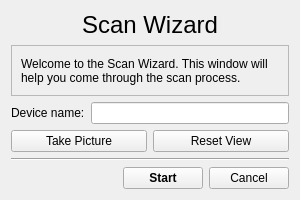
Old version of the form scanwizard.ui in the repository erespebrn/Near_Field_Scanner_GUI.
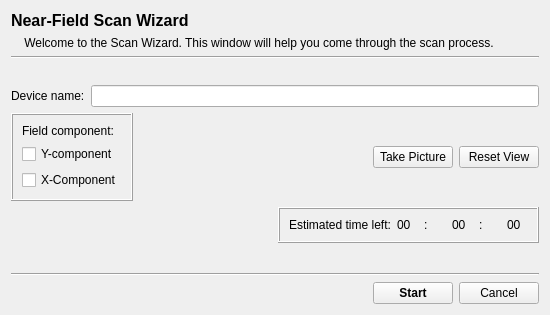
New version of the form.

```diff
--- a/scanwizard.ui
+++ b/scanwizard.ui
@@ -6,127 +6,202 @@
    <rect>
     <x>0</x>
     <y>0</y>
-    <width>300</width>
-    <height>200</height>
+    <width>550</width>
+    <height>315</height>
    </rect>
   </property>
   <property name="sizePolicy">
-   <sizepolicy hsizetype="Expanding" vsizetype="Expanding">
-    <horstretch>200</horstretch>
-    <verstretch>200</verstretch>
+   <sizepolicy hsizetype="Preferred" vsizetype="Preferred">
+    <horstretch>0</horstretch>
+    <verstretch>0</verstretch>
    </sizepolicy>
   </property>
   <property name="minimumSize">
    <size>
-    <width>300</width>
-    <height>200</height>
+    <width>0</width>
+    <height>0</height>
    </size>
   </property>
   <property name="maximumSize">
    <size>
-    <width>300</width>
-    <height>500</height>
+    <width>5000</width>
+    <height>5000</height>
    </size>
   </property>
   <property name="windowTitle">
    <string>Form</string>
   </property>
-  <layout class="QVBoxLayout" name="verticalLayout_2">
-   <item>
-    <widget class="QLabel" name="label">
-     <property name="font">
-      <font>
-       <pointsize>18</pointsize>
-      </font>
+  <layout class="QGridLayout" name="gridLayout_3">
+   <item row="3" column="0" colspan="2">
+    <widget class="QLabel" name="info_label">
+     <property name="sizePolicy">
+      <sizepolicy hsizetype="Preferred" vsizetype="Preferred">
+       <horstretch>0</horstretch>
+       <verstretch>0</verstretch>
+      </sizepolicy>
      </property>
      <property name="text">
-      <string>Scan Wizard</string>
+      <string/>
+     </property>
+     <property name="textFormat">
+      <enum>Qt::AutoText</enum>
+     </property>
+     <property name="scaledContents">
+      <bool>false</bool>
      </property>
      <property name="alignment">
-      <set>Qt::AlignCenter</set>
+      <set>Qt::AlignJustify|Qt::AlignVCenter</set>
      </property>
-    </widget>
-   </item>
-   <item>
-    <widget class="QScrollArea" name="scrollArea">
-     <property name="widgetResizable">
+     <property name="wordWrap">
       <bool>true</bool>
      </property>
-     <widget class="QWidget" name="scrollAreaWidgetContents">
-      <property name="geometry">
-       <rect>
-        <x>0</x>
-        <y>0</y>
-        <width>280</width>
-        <height>48</height>
-       </rect>
-      </property>
-      <layout class="QVBoxLayout" name="verticalLayout_3">
-       <item>
-        <widget class="QLabel" name="label_2">
+    </widget>
+   </item>
+   <item row="5" column="1">
+    <widget class="QFrame" name="time_frame">
+     <property name="frameShape">
+      <enum>QFrame::Box</enum>
+     </property>
+     <property name="frameShadow">
+      <enum>QFrame::Raised</enum>
+     </property>
+     <layout class="QHBoxLayout" name="horizontalLayout_2">
+      <item>
+       <widget class="QLabel" name="label_7">
+        <property name="text">
+         <string>Estimated time left:</string>
+        </property>
+       </widget>
+      </item>
+      <item>
+       <widget class="QLabel" name="hours">
+        <property name="text">
+         <string>00</string>
+        </property>
+       </widget>
+      </item>
+      <item>
+       <widget class="QLabel" name="label_5">
+        <property name="text">
+         <string>:</string>
+        </property>
+       </widget>
+      </item>
+      <item>
+       <widget class="QLabel" name="minutes">
+        <property name="text">
+         <string>00</string>
+        </property>
+       </widget>
+      </item>
+      <item>
+       <widget class="QLabel" name="label_3">
+        <property name="text">
+         <string>:</string>
+        </property>
+       </widget>
+      </item>
+      <item>
+       <widget class="QLabel" name="seconds">
+        <property name="text">
+         <string>00</string>
+        </property>
+       </widget>
+      </item>
+     </layout>
+    </widget>
+   </item>
+   <item row="4" column="0" colspan="2">
+    <layout class="QGridLayout" name="gridLayout_4">
+     <item row="1" column="0">
+      <layout class="QGridLayout" name="gridLayout_2">
+       <item row="1" column="0">
+        <widget class="QLabel" name="dut_label">
          <property name="text">
-          <string>Welcome to the Scan Wizard. This window will help you come through the scan process.</string>
-         </property>
-         <property name="wordWrap">
-          <bool>true</bool>
+          <string>Device name:</string>
          </property>
         </widget>
        </item>
+       <item row="2" column="0" colspan="2">
+        <layout class="QHBoxLayout" name="horizontalLayout">
+         <item>
+          <widget class="QFrame" name="comp_frame">
+           <property name="frameShape">
+            <enum>QFrame::Box</enum>
+           </property>
+           <property name="frameShadow">
+            <enum>QFrame::Raised</enum>
+           </property>
+           <layout class="QVBoxLayout" name="verticalLayout">
+            <item>
+             <widget class="QLabel" name="field_comp_label">
+              <property name="text">
+               <string>Field component:</string>
+              </property>
+             </widget>
+            </item>
+            <item>
+             <widget class="QCheckBox" name="y_comp_checkbox">
+              <property name="text">
+               <string>Y-component</string>
+              </property>
+             </widget>
+            </item>
+            <item>
+             <widget class="QCheckBox" name="x_comp_checkbox">
+              <property name="text">
+               <string>X-Component</string>
+              </property>
+             </widget>
+            </item>
+           </layout>
+          </widget>
+         </item>
+         <item>
+          <spacer name="horizontalSpacer_2">
+           <property name="orientation">
+            <enum>Qt::Horizontal</enum>
+           </property>
+           <property name="sizeHint" stdset="0">
+            <size>
+             <width>40</width>
+             <height>20</height>
+            </size>
+           </property>
+          </spacer>
+         </item>
+         <item>
+          <widget class="QPushButton" name="takepic_btn">
+           <property name="text">
+            <string>Take Picture</string>
+           </property>
+          </widget>
+         </item>
+         <item>
+          <widget class="QPushButton" name="resetview_btn">
+           <property name="text">
+            <string>Reset View</string>
+           </property>
+          </widget>
+         </item>
+        </layout>
+       </item>
+       <item row="1" column="1">
+        <widget class="QLineEdit" name="dut_name"/>
+       </item>
       </layout>
-     </widget>
-    </widget>
-   </item>
-   <item>
-    <layout class="QGridLayout" name="gridLayout_2">
-     <item row="1" column="1">
-      <widget class="QLineEdit" name="dut_name"/>
      </item>
-     <item row="1" column="0">
-      <widget class="QLabel" name="dut_label">
-       <property name="text">
-        <string>Device name:</string>
-       </property>
-      </widget>
-     </item>
     </layout>
    </item>
-   <item>
-    <layout class="QHBoxLayout" name="horizontalLayout">
-     <item>
-      <widget class="QPushButton" name="takepic_btn">
-       <property name="text">
-        <string>Take Picture</string>
-       </property>
-      </widget>
-     </item>
-     <item>
-      <widget class="QPushButton" name="resetview_btn">
-       <property name="text">
-        <string>Reset View</string>
-       </property>
-      </widget>
-     </item>
-    </layout>
-   </item>
-   <item>
-    <widget class="Line" name="line">
-     <property name="orientation">
-      <enum>Qt::Horizontal</enum>
-     </property>
-    </widget>
-   </item>
-   <item>
+   <item row="10" column="1">
     <layout class="QGridLayout" name="gridLayout">
-     <item row="1" column="1">
-      <widget class="QPushButton" name="Next_button">
-       <property name="font">
-        <font>
-         <weight>75</weight>
-         <bold>true</bold>
-        </font>
-       </property>
+     <property name="sizeConstraint">
+      <enum>QLayout::SetMaximumSize</enum>
+     </property>
+     <item row="1" column="2">
+      <widget class="QPushButton" name="Cancel_button">
        <property name="text">
-        <string>Start</string>
+        <string>Cancel</string>
        </property>
       </widget>
      </item>
@@ -143,15 +218,103 @@
        </property>
       </spacer>
      </item>
-     <item row="1" column="2">
-      <widget class="QPushButton" name="Cancel_button">
+     <item row="1" column="1">
+      <widget class="QPushButton" name="Next_button">
+       <property name="font">
+        <font>
+         <weight>75</weight>
+         <bold>true</bold>
+        </font>
+       </property>
        <property name="text">
-        <string>Cancel</string>
+        <string>Start</string>
        </property>
       </widget>
      </item>
     </layout>
    </item>
+   <item row="1" column="0" colspan="2">
+    <widget class="QLabel" name="title_label">
+     <property name="sizePolicy">
+      <sizepolicy hsizetype="Preferred" vsizetype="Preferred">
+       <horstretch>0</horstretch>
+       <verstretch>0</verstretch>
+      </sizepolicy>
+     </property>
+     <property name="text">
+      <string>    Welcome to the Scan Wizard. This window will help you come through the scan process.</string>
+     </property>
+     <property name="textFormat">
+      <enum>Qt::AutoText</enum>
+     </property>
+     <property name="scaledContents">
+      <bool>false</bool>
+     </property>
+     <property name="alignment">
+      <set>Qt::AlignJustify|Qt::AlignVCenter</set>
+     </property>
+     <property name="wordWrap">
+      <bool>true</bool>
+     </property>
+    </widget>
+   </item>
+   <item row="0" column="0" colspan="2">
+    <widget class="QLabel" name="label">
+     <property name="font">
+      <font>
+       <pointsize>12</pointsize>
+       <weight>75</weight>
+       <bold>true</bold>
+      </font>
+     </property>
+     <property name="text">
+      <string>Near-Field Scan Wizard</string>
+     </property>
+     <property name="alignment">
+      <set>Qt::AlignLeading|Qt::AlignLeft|Qt::AlignVCenter</set>
+     </property>
+    </widget>
+   </item>
+   <item row="8" column="1">
+    <spacer name="verticalSpacer">
+     <property name="orientation">
+      <enum>Qt::Vertical</enum>
+     </property>
+     <property name="sizeHint" stdset="0">
+      <size>
+       <width>20</width>
+       <height>40</height>
+      </size>
+     </property>
+    </spacer>
+   </item>
+   <item row="5" column="0">
+    <spacer name="horizontalSpacer_3">
+     <property name="orientation">
+      <enum>Qt::Horizontal</enum>
+     </property>
+     <property name="sizeHint" stdset="0">
+      <size>
+       <width>40</width>
+       <height>20</height>
+      </size>
+     </property>
+    </spacer>
+   </item>
+   <item row="2" column="0" colspan="2">
+    <widget class="Line" name="line_2">
+     <property name="orientation">
+      <enum>Qt::Horizontal</enum>
+     </property>
+    </widget>
+   </item>
+   <item row="9" column="0" colspan="2">
+    <widget class="Line" name="line">
+     <property name="orientation">
+      <enum>Qt::Horizontal</enum>
+     </property>
+    </widget>
+   </item>
   </layout>
  </widget>
  <resources/>
```
